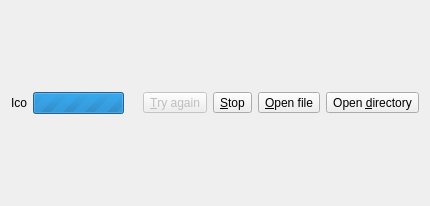
martinrotter/rssguard, file src/librssguard/network-web/downloaditem.ui: the form before one commit.
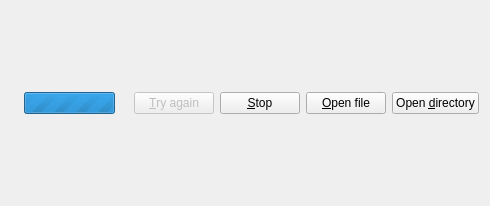
The form after the commit. Custom widgets are drawn as their Qt base class.

Commit message: Icons in download mgr.

```diff
--- a/src/librssguard/network-web/downloaditem.ui
+++ b/src/librssguard/network-web/downloaditem.ui
@@ -6,7 +6,7 @@
    <rect>
     <x>0</x>
     <y>0</y>
-    <width>413</width>
+    <width>418</width>
     <height>206</height>
    </rect>
   </property>
@@ -19,9 +19,6 @@
        <verstretch>0</verstretch>
       </sizepolicy>
      </property>
-     <property name="text">
-      <string>Ico</string>
-     </property>
     </widget>
    </item>
    <item>
@@ -81,7 +78,7 @@
     </layout>
    </item>
    <item>
-    <widget class="QToolButton" name="m_btnTryAgain">
+    <widget class="QPushButton" name="m_btnTryAgain">
      <property name="enabled">
       <bool>false</bool>
      </property>
@@ -91,21 +88,21 @@
     </widget>
    </item>
    <item>
-    <widget class="QToolButton" name="m_btnStopDownload">
+    <widget class="QPushButton" name="m_btnStopDownload">
      <property name="text">
       <string>&amp;Stop</string>
      </property>
     </widget>
    </item>
    <item>
-    <widget class="QToolButton" name="m_btnOpenFile">
+    <widget class="QPushButton" name="m_btnOpenFile">
      <property name="text">
       <string>&amp;Open file</string>
      </property>
     </widget>
    </item>
    <item>
-    <widget class="QToolButton" name="m_btnOpenFolder">
+    <widget class="QPushButton" name="m_btnOpenFolder">
      <property name="text">
       <string>Open &amp;directory</string>
      </property>
```
The commit also changes 3 other files.
